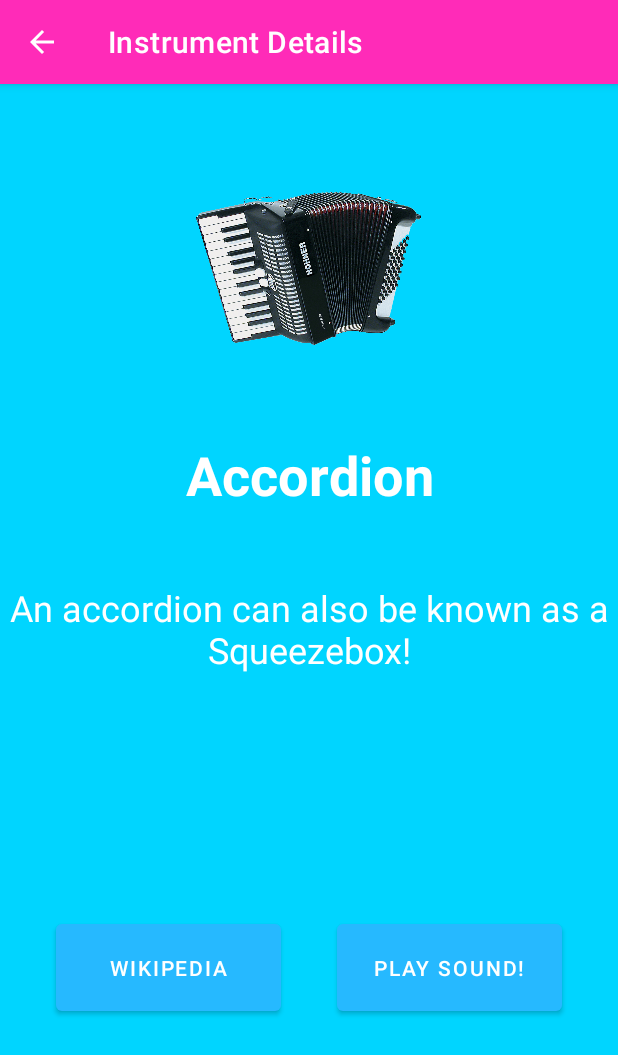
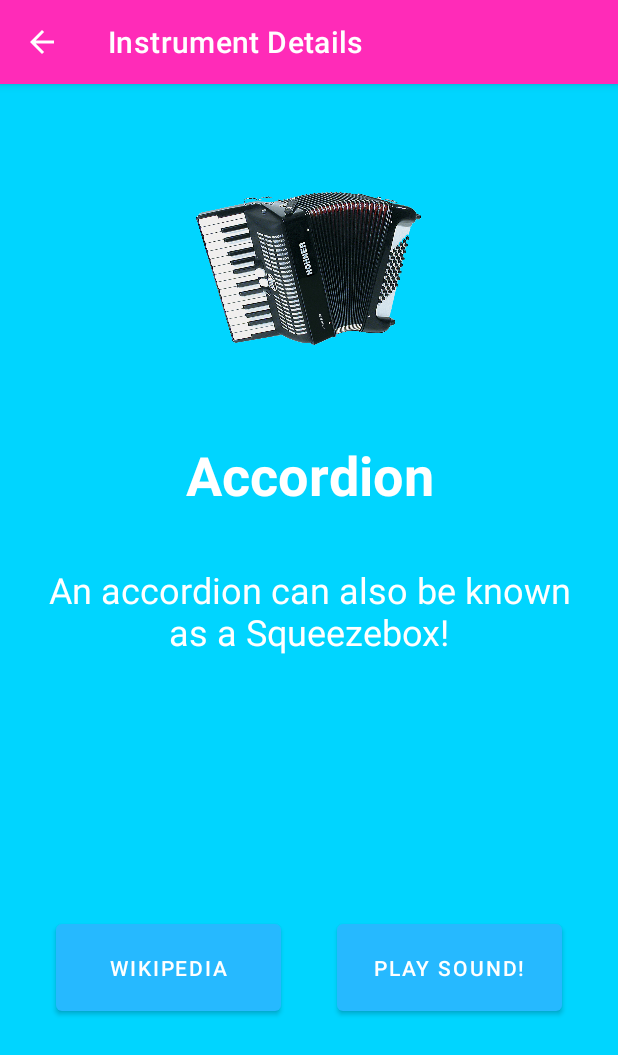
Before and after one commit to adamb9/MusicalInstrumentsMobileProject, an Android app: the screen it shows after launch (SecondActivity), after a tap on "Accordion", on a phone screen of 412 x 824 dp. Shown: the top 1055 px of the screen. Run offline under Robolectric (Android 15) with nearby library versions, the phone set to English and light mode, and no system bars.

Commit message:
Functional app with Item_class implemented.
Signed-off-by: Adam Baldwin <adam.baldwin@mycit.ie>

```diff
--- a/app/src/main/java/com/example/musicalinstrumentsmobileproject/Item_class.java
+++ b/app/src/main/java/com/example/musicalinstrumentsmobileproject/Item_class.java
@@ -6,6 +6,14 @@ public class Item_class {
     private String link;
     private int image;
     private int sound;
+
+    public Item_class(String name, String fact, String link, int image, int sound) {
+        this.name = name;
+        this.fact = fact;
+        this.link = link;
+        this.image = image;
+        this.sound = sound;
+    }
 
     public String getName() {
         return name;
--- a/app/src/main/java/com/example/musicalinstrumentsmobileproject/MainActivity.java
+++ b/app/src/main/java/com/example/musicalinstrumentsmobileproject/MainActivity.java
@@ -38,7 +38,4 @@ public class MainActivity extends AppCompatActivity{
         recyclerView.setLayoutManager(new LinearLayoutManager(this));
     }
 
-    public void onItemClick(int position){
-
-    }
 }
--- a/app/src/main/java/com/example/musicalinstrumentsmobileproject/MyRecyclerViewAdapter.java
+++ b/app/src/main/java/com/example/musicalinstrumentsmobileproject/MyRecyclerViewAdapter.java
@@ -1,5 +1,6 @@
 package com.example.musicalinstrumentsmobileproject;
 
+import android.content.ClipData;
 import android.content.Context;
 import android.content.Intent;
 import android.view.LayoutInflater;
@@ -43,18 +44,20 @@ public class MyRecyclerViewAdapter extends RecyclerView.Adapter<MyRecyclerViewAd
 
     @Override
     public void onBindViewHolder(@NonNull MyViewHolder holder, int position) {
-        holder.myText.setText(instrumentNames[position]);
-        holder.myImage.setImageResource(images[position]);
+        Item_class item = new Item_class(instrumentNames[position], facts[position], wikis[position], images[position], sounds[position]);
+
+        holder.myText.setText(item.getName());
+        holder.myImage.setImageResource(item.getImage());
 
         holder.mainLayout.setOnClickListener(new View.OnClickListener(){
             @Override
             public void onClick(View view){
                 Intent intent = new Intent(context, SecondActivity.class);
-                intent.putExtra("myTitle", instrumentNames[position]);
-                intent.putExtra("myImage", images[position]);
-                intent.putExtra("myFact", facts[position]);
-                intent.putExtra("myLink", wikis[position]);
-                intent.putExtra("mySound", sounds[position]);
+                intent.putExtra("myTitle", item.getName());
+                intent.putExtra("myImage", item.getImage());
+                intent.putExtra("myFact", item.getFact());
+                intent.putExtra("myLink", item.getLink());
+                intent.putExtra("mySound", item.getSound());
                 context.startActivity(intent);
             }
         });
--- a/app/src/main/res/layout/activity_second.xml
+++ b/app/src/main/res/layout/activity_second.xml
@@ -36,18 +36,19 @@
 
     <TextView
         android:id="@+id/secondActivityFactText"
-        android:layout_width="wrap_content"
+        android:layout_width="0dp"
         android:layout_height="wrap_content"
         android:layout_marginStart="32dp"
         android:layout_marginLeft="32dp"
-        android:layout_marginTop="48dp"
+        android:layout_marginTop="36dp"
         android:layout_marginEnd="32dp"
         android:layout_marginRight="32dp"
         android:gravity="center_horizontal"
-        android:text="TextView"
+        android:text="@string/textview"
         android:textColor="@color/white"
         android:textSize="24sp"
         app:layout_constraintEnd_toEndOf="parent"
+        app:layout_constraintHorizontal_bias="1.0"
         app:layout_constraintStart_toStartOf="parent"
         app:layout_constraintTop_toBottomOf="@+id/secondActivityTitleText" />
 
@@ -57,7 +58,7 @@
         android:layout_height="wrap_content"
         android:layout_marginTop="38dp"
         android:gravity="center_horizontal"
-        android:text="TextView"
+        android:text="@string/textview"
         android:textColor="@color/white"
         android:textSize="36sp"
         android:textStyle="bold"
@@ -67,6 +68,7 @@
 
     <ImageView
         android:id="@+id/secondActivityImageView"
+        tools:ignore="ContentDescription"
         android:layout_width="150dp"
         android:layout_height="150dp"
         android:layout_marginTop="48dp"
--- a/app/src/main/res/layout/recyclerview_row.xml
+++ b/app/src/main/res/layout/recyclerview_row.xml
@@ -29,7 +29,7 @@
                 android:layout_marginTop="44dp"
                 android:layout_marginEnd="120dp"
                 android:layout_marginRight="120dp"
-                android:text="TextView"
+                android:text="@string/textview"
                 android:textColor="@color/white"
                 android:textSize="24sp"
                 android:textStyle="bold"
@@ -40,6 +40,7 @@
 
             <ImageView
                 android:id="@+id/myImageView"
+                tools:ignore="ContentDescription"
                 android:layout_width="119dp"
                 android:layout_height="116dp"
                 android:layout_marginStart="4dp"
--- a/app/src/main/res/values/strings.xml
+++ b/app/src/main/res/values/strings.xml
@@ -42,4 +42,6 @@
 
     <string name="wikiButton">Wikipedia</string>
     <string name="soundButton"> Play Sound!</string>
+
+    <string name="textview">Text View</string>
 </resources>
```
